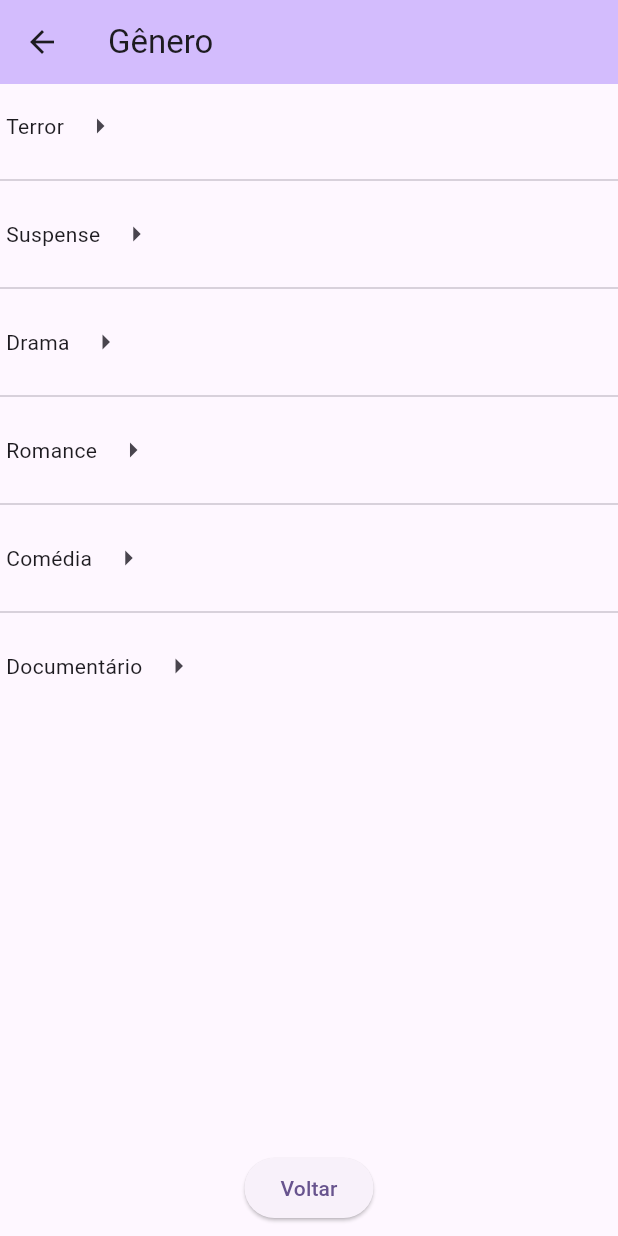
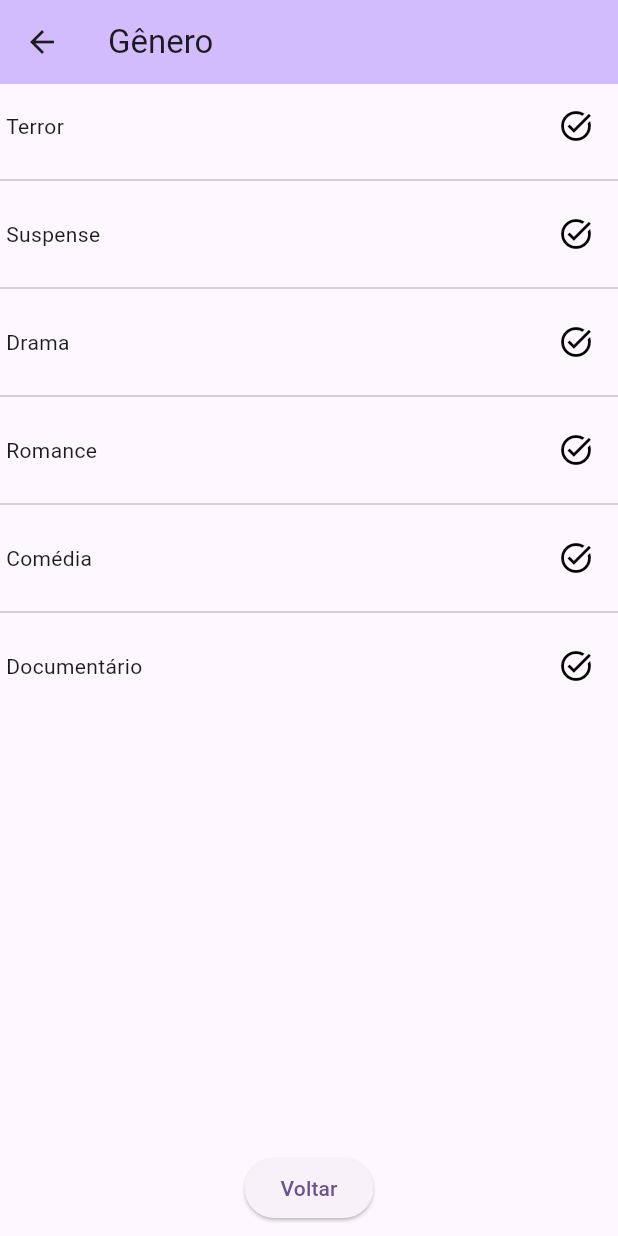
Before and after one commit to ILuuh/pmfilmes, a Flutter app: the screen it shows after launch, after a tap on the "add" icon, on a phone screen of 412 x 824 dp. Run offline on Flutter 3.47's test engine with Material 3 defaults, Android fonts, the phone set to English and light mode, and no system bars.

Commit message:
branch com o código da aula do dia Tue, Feb 27, 2024 10:48:22 PM

```diff
--- a/lib/main.dart
+++ b/lib/main.dart
@@ -1,4 +1,5 @@
 import 'package:flutter/material.dart';
+import 'package:pmfilmes/page/filter_page.dart';
 import 'package:pmfilmes/page/genero_page.dart';
 import 'package:pmfilmes/repositorio/genero_repositorio.dart';
 import 'package:pmfilmes/vm/genero_view_model.dart';
@@ -58,6 +59,15 @@ class _MyHomePageState extends State<MyHomePage> {
       appBar: AppBar(
         backgroundColor: Theme.of(context).colorScheme.inversePrimary,
         title: Text(widget.title),
+        actions: [
+          IconButton(
+            onPressed: () => Navigator.push(
+              context,
+              MaterialPageRoute(builder: (_) => const FilterPage()),
+            ),
+            icon: const Icon(Icons.tune),
+          ),
+        ],
       ),
       body: Center(
         child: Column(
--- a/lib/page/genero_page.dart
+++ b/lib/page/genero_page.dart
@@ -1,6 +1,6 @@
 import 'package:flutter/material.dart';
-import 'package:pmfilmes/dominio/widgets/genero_item_view.dart';
 import 'package:pmfilmes/vm/genero_view_model.dart';
+import 'package:pmfilmes/widgets/genero_item_view.dart';
 import 'package:provider/provider.dart';
 
 class GeneroPage extends StatelessWidget {
--- a/lib/vm/genero_view_model.dart
+++ b/lib/vm/genero_view_model.dart
@@ -1,11 +1,12 @@
 import 'package:flutter/foundation.dart';
-import 'package:flutter/material.dart';
 import 'package:pmfilmes/dominio/genero.dart';
 
 class GeneroViewModel extends ChangeNotifier {
   final List<Genero> generos;
-  late Genero _genero;
+  Genero? _genero;
 
+  //Genero? significa que a variavel espera receber um objeto do tipo Genro
+  //mas tbm aceita que o valor fique nulo
   GeneroViewModel({
     required this.generos,
   });
@@ -15,5 +16,9 @@ class GeneroViewModel extends ChangeNotifier {
     notifyListeners();
   }
 
-  Genero get generoSelecionado => _genero;
+  bool get jaSelecionouGenero => _genero != null;
+
+  //genero! força a plataforma a aceitar que a avariavel esta preenchida
+  //tipo: Confia que vai ter valor!
+  Genero get generoSelecionado => _genero!;
 }
--- a/lib/dominio/widgets/genero_item_view.dart
+++ b/lib/widgets/genero_item_view.dart
@@ -6,18 +6,30 @@ import 'package:provider/provider.dart';
 class GeneroItemView extends StatelessWidget {
   final Genero genero;
 
-  const GeneroItemView({super.key, required this.genero});
+  const GeneroItemView({
+    super.key,
+    required this.genero,
+  });
 
   @override
   Widget build(BuildContext context) {
+    final vm = Provider.of<GeneroViewModel>(context);
+
     return Container(
       padding: const EdgeInsets.all(4),
       child: Row(
+        mainAxisAlignment: MainAxisAlignment.spaceBetween,
         children: [
           Text(genero.nome),
           IconButton(
-            onPressed: () {},
-            icon: const Icon(Icons.arrow_right),
+            onPressed: () => click(context),
+            icon: Icon(
+              Icons.task_alt,
+              color:
+                  vm.jaSelecionouGenero && vm.generoSelecionado.id == genero.id
+                      ? Colors.green
+                      : Colors.black,
+            ),
           ),
         ],
       ),
@@ -27,7 +39,7 @@ class GeneroItemView extends StatelessWidget {
   void click(BuildContext context) {
     //recupera um GeneroViewModel do provider com o estado
     //compartilhado na aplicacao
-    final vm = Provider.of<GeneroViewModel>(context);
+    final vm = Provider.of<GeneroViewModel>(context, listen: false);
     vm.selecionaGenero(genero);
 
     //fecha a tela atual
```
Also changed, not shown: lib/page/filter_page.dart (added, +51 -0 lines).
